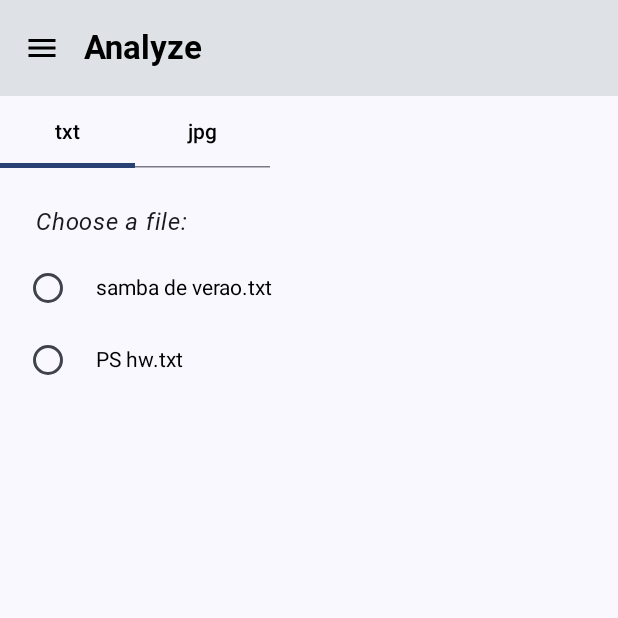
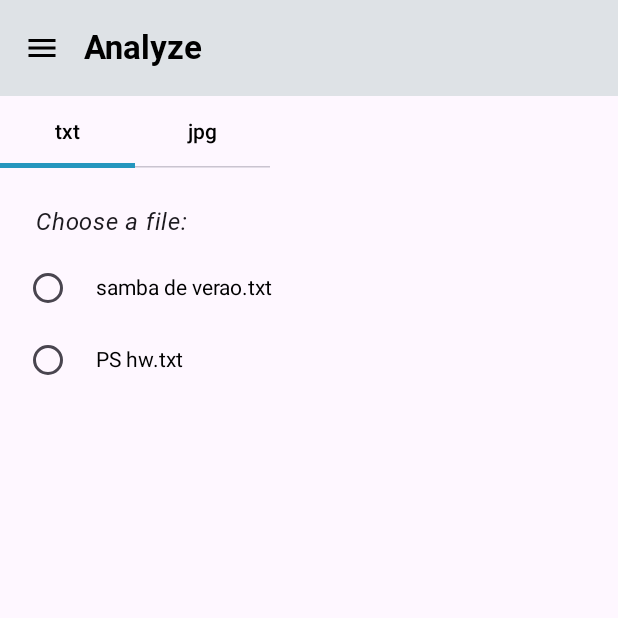
Before and after one commit to cgodevs/prompt-tuning-kotlin-mvp, an Android app built with Jetpack Compose: the screen it shows after launch (MainActivity), on a phone screen of 412 x 824 dp, the top half of it. Run offline under Robolectric (Android 15) with nearby library versions, the phone set to English and light mode, and no system bars.

Commit message:
Change color scheme

```diff
--- a/app/src/main/java/br/com/fiap/startupfiap/ui/theme/Color.kt
+++ b/app/src/main/java/br/com/fiap/startupfiap/ui/theme/Color.kt
@@ -9,3 +9,8 @@ val Pink80 = Color(0xFFEFB8C8)
 val Purple40 = Color(0xFF6650a4)
 val PurpleGrey40 = Color(0xFF625b71)
 val Pink40 = Color(0xFF7D5260)
+
+
+var BasicBlue = Color(0xFF2596be)
+var Black = Color(0xFF000000)
+var White = Color(0xFFFFFFFF)
--- a/app/src/main/java/br/com/fiap/startupfiap/ui/theme/Theme.kt
+++ b/app/src/main/java/br/com/fiap/startupfiap/ui/theme/Theme.kt
@@ -16,13 +16,13 @@ import androidx.compose.ui.platform.LocalView
 import androidx.core.view.WindowCompat
 
 private val DarkColorScheme = darkColorScheme(
-    primary = Purple80,
+    primary = White,
     secondary = PurpleGrey80,
     tertiary = Pink80
 )
 
 private val LightColorScheme = lightColorScheme(
-    primary = Purple40,
+    primary = BasicBlue,
     secondary = PurpleGrey40,
     tertiary = Pink40
 
@@ -41,7 +41,7 @@ private val LightColorScheme = lightColorScheme(
 fun StartupFIAPTheme(
     darkTheme: Boolean = isSystemInDarkTheme(),
     // Dynamic color is available on Android 12+
-    dynamicColor: Boolean = true,
+    dynamicColor: Boolean = false,
     content: @Composable () -> Unit
 ) {
     val colorScheme = when {
```
